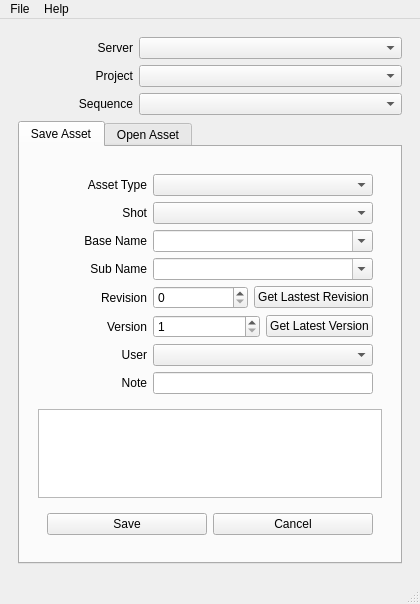
First picture: the form in ui/assetIO_mainWindow.ui, repository code-google-com/oyprojectmanager, before the edit.
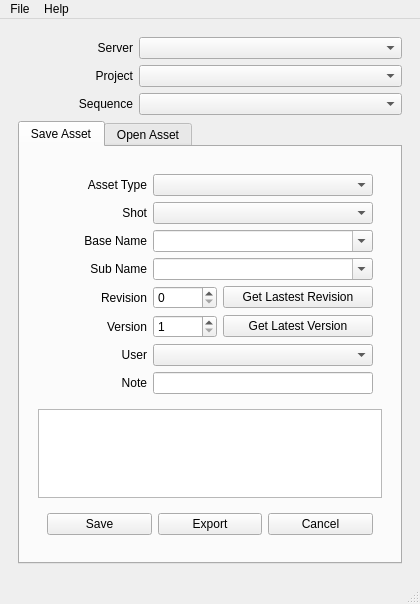
Second picture: the form after the edit.

Commit message: oyProjectManager v0.4.0 - range tools now works properly with unicode inputs - maya now always gets the path from the workspace - fixed getting and setting the user initials in the interface - fixed getting of the HOME path of the user for Windows - added the ability to export the selected content as a new asset instead of   just saving them

The edit to the form file:
```diff
--- a/ui/assetIO_mainWindow.ui
+++ b/ui/assetIO_mainWindow.ui
@@ -172,36 +172,6 @@
                    </property>
                   </widget>
                  </item>
-                 <item row="5" column="1">
-                  <layout class="QHBoxLayout" name="version_horizontalLayout">
-                   <item>
-                    <widget class="QSpinBox" name="version_spinBox">
-                     <property name="statusTip">
-                      <string>it is automatically increased by 1</string>
-                     </property>
-                     <property name="prefix">
-                      <string/>
-                     </property>
-                     <property name="minimum">
-                      <number>1</number>
-                     </property>
-                     <property name="maximum">
-                      <number>99999999</number>
-                     </property>
-                    </widget>
-                   </item>
-                   <item>
-                    <widget class="QPushButton" name="version_pushButton">
-                     <property name="statusTip">
-                      <string>gets the latest version number</string>
-                     </property>
-                     <property name="text">
-                      <string>Get Latest Version</string>
-                     </property>
-                    </widget>
-                   </item>
-                  </layout>
-                 </item>
                  <item row="0" column="0">
                   <widget class="QLabel" name="assetType_label1">
                    <property name="sizePolicy">
@@ -398,9 +368,18 @@
                   </widget>
                  </item>
                  <item row="4" column="1">
-                  <layout class="QHBoxLayout" name="revision_horizontalLayout">
+                  <layout class="QHBoxLayout" name="revision_horizontalLayout" stretch="1,1">
                    <item>
                     <widget class="QSpinBox" name="revision_spinBox">
+                     <property name="minimumSize">
+                      <size>
+                       <width>20</width>
+                       <height>0</height>
+                      </size>
+                     </property>
+                     <property name="toolTip">
+                      <string>increase it when the asset needs a revision</string>
+                     </property>
                      <property name="statusTip">
                       <string>increase it when the asset needs a revision</string>
                      </property>
@@ -408,6 +387,15 @@
                    </item>
                    <item>
                     <widget class="QPushButton" name="revision_pushButton">
+                     <property name="minimumSize">
+                      <size>
+                       <width>150</width>
+                       <height>0</height>
+                      </size>
+                     </property>
+                     <property name="toolTip">
+                      <string>gets the latest revision number</string>
+                     </property>
                      <property name="statusTip">
                       <string>gets the latest revision number</string>
                      </property>
@@ -418,6 +406,54 @@
                    </item>
                   </layout>
                  </item>
+                 <item row="5" column="1">
+                  <layout class="QHBoxLayout" name="version_horizontalLayout" stretch="1,1">
+                   <item>
+                    <widget class="QSpinBox" name="version_spinBox">
+                     <property name="minimumSize">
+                      <size>
+                       <width>20</width>
+                       <height>0</height>
+                      </size>
+                     </property>
+                     <property name="toolTip">
+                      <string>it is automatically increased by 1</string>
+                     </property>
+                     <property name="statusTip">
+                      <string>it is automatically increased by 1</string>
+                     </property>
+                     <property name="prefix">
+                      <string/>
+                     </property>
+                     <property name="minimum">
+                      <number>1</number>
+                     </property>
+                     <property name="maximum">
+                      <number>99999999</number>
+                     </property>
+                    </widget>
+                   </item>
+                   <item>
+                    <widget class="QPushButton" name="version_pushButton">
+                     <property name="minimumSize">
+                      <size>
+                       <width>150</width>
+                       <height>0</height>
+                      </size>
+                     </property>
+                     <property name="toolTip">
+                      <string>gets the latest version number</string>
+                     </property>
+                     <property name="statusTip">
+                      <string>gets the latest version number</string>
+                     </property>
+                     <property name="text">
+                      <string>Get Latest Version</string>
+                     </property>
+                    </widget>
+                   </item>
+                  </layout>
+                 </item>
                 </layout>
                </widget>
               </item>
@@ -439,7 +475,7 @@
                   <verstretch>0</verstretch>
                  </sizepolicy>
                 </property>
-                <layout class="QHBoxLayout" name="saveCanel_horizontalLayout">
+                <layout class="QHBoxLayout" name="saveCanel_horizontalLayout" stretch="1,1,1">
                  <item>
                   <widget class="QPushButton" name="save_button">
                    <property name="sizePolicy">
@@ -456,6 +492,19 @@
                    </property>
                   </widget>
                  </item>
+                 <item>
+                  <widget class="QPushButton" name="export_button">
+                   <property name="toolTip">
+                    <string>Exports the Selected items as a new asset</string>
+                   </property>
+                   <property name="statusTip">
+                    <string>Exports the Selected items as a new asset</string>
+                   </property>
+                   <property name="text">
+                    <string>Export</string>
+                   </property>
+                  </widget>
+                 </item>
                  <item>
                   <widget class="QPushButton" name="cancel_button1">
                    <property name="sizePolicy">
```
Left out of the diff: 44 changed lines with no effect on the pictures. The commit also changes 8 other files.
